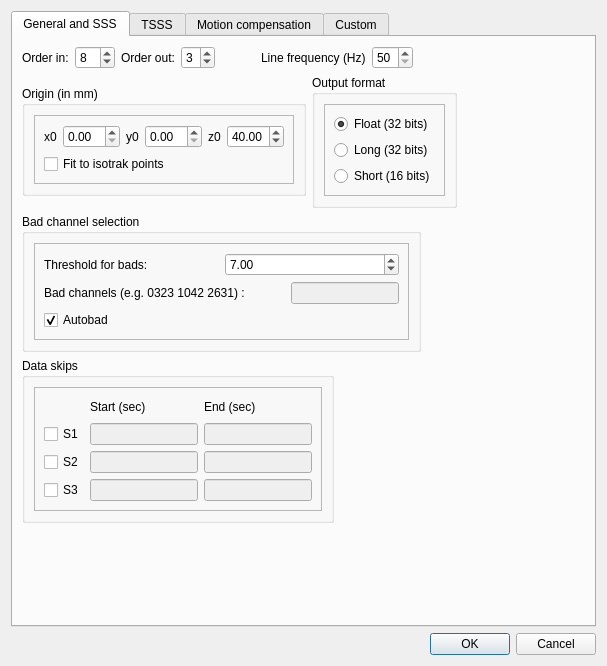
Old version of the form hoksotin/ui/qt4Designer/maxFilterDialog.ui in the repository cibr-jyu/meggie.
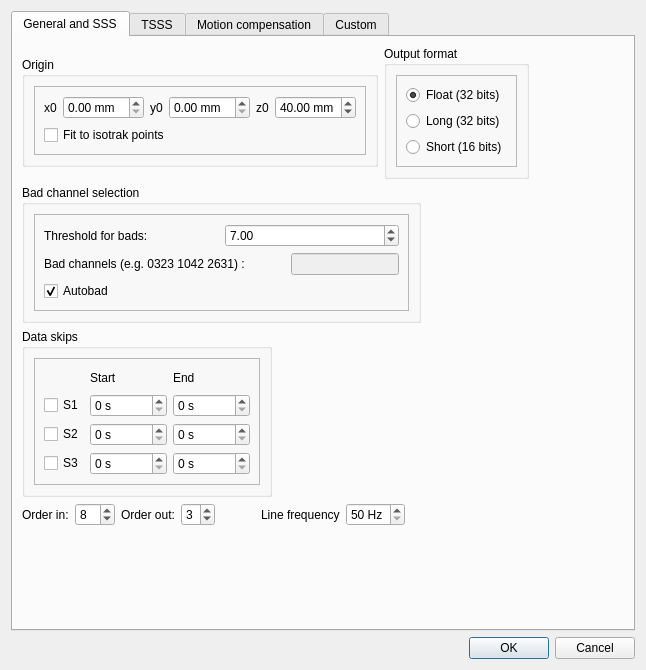
New version of the form.

The edit to the form file:
```diff
--- a/hoksotin/ui/qt4Designer/maxFilterDialog.ui
+++ b/hoksotin/ui/qt4Designer/maxFilterDialog.ui
@@ -9,8 +9,8 @@
    <rect>
     <x>0</x>
     <y>0</y>
-    <width>607</width>
-    <height>666</height>
+    <width>646</width>
+    <height>670</height>
    </rect>
   </property>
   <property name="windowTitle">
@@ -40,84 +40,7 @@
        <property name="fieldGrowthPolicy">
         <enum>QFormLayout::AllNonFixedFieldsGrow</enum>
        </property>
-       <item row="0" column="0">
-        <layout class="QHBoxLayout" name="horizontalLayout_8">
-         <item>
-          <widget class="QLabel" name="labelOrderIn">
-           <property name="text">
-            <string>Order in:</string>
-           </property>
-          </widget>
-         </item>
-         <item>
-          <widget class="QSpinBox" name="spinBoxOrderIn">
-           <property name="minimum">
-            <number>5</number>
-           </property>
-           <property name="maximum">
-            <number>11</number>
-           </property>
-           <property name="value">
-            <number>8</number>
-           </property>
-          </widget>
-         </item>
-         <item>
-          <widget class="QLabel" name="labelOrderOut">
-           <property name="text">
-            <string>Order out:</string>
-           </property>
-          </widget>
-         </item>
-         <item>
-          <widget class="QSpinBox" name="spinBoxOrderOut">
-           <property name="minimum">
-            <number>1</number>
-           </property>
-           <property name="maximum">
-            <number>5</number>
-           </property>
-           <property name="value">
-            <number>3</number>
-           </property>
-          </widget>
-         </item>
-         <item>
-          <spacer name="horizontalSpacer_3">
-           <property name="orientation">
-            <enum>Qt::Horizontal</enum>
-           </property>
-           <property name="sizeHint" stdset="0">
-            <size>
-             <width>40</width>
-             <height>20</height>
-            </size>
-           </property>
-          </spacer>
-         </item>
-         <item>
-          <widget class="QLabel" name="labelLineFreq">
-           <property name="text">
-            <string>Line frequency (Hz)</string>
-           </property>
-          </widget>
-         </item>
-         <item>
-          <widget class="QSpinBox" name="spinBoxLineFreq">
-           <property name="minimum">
-            <number>50</number>
-           </property>
-           <property name="maximum">
-            <number>60</number>
-           </property>
-           <property name="singleStep">
-            <number>10</number>
-           </property>
-          </widget>
-         </item>
-        </layout>
-       </item>
-       <item row="1" column="0">
+       <item row="3" column="0">
         <layout class="QHBoxLayout" name="horizontalLayout_7">
          <item>
           <widget class="QGroupBox" name="groupBoxOrigin">
@@ -128,7 +51,7 @@
             </sizepolicy>
            </property>
            <property name="title">
-            <string>Origin (in mm)</string>
+            <string>Origin</string>
            </property>
            <layout class="QGridLayout" name="gridLayout_4">
             <item row="0" column="0">
@@ -162,7 +85,11 @@
                     </widget>
                    </item>
                    <item>
-                    <widget class="QDoubleSpinBox" name="doubleSpinBoxX0"/>
+                    <widget class="QDoubleSpinBox" name="doubleSpinBoxX0">
+                     <property name="suffix">
+                      <string> mm</string>
+                     </property>
+                    </widget>
                    </item>
                   </layout>
                  </item>
@@ -176,7 +103,11 @@
                     </widget>
                    </item>
                    <item>
-                    <widget class="QDoubleSpinBox" name="doubleSpinBoxY0"/>
+                    <widget class="QDoubleSpinBox" name="doubleSpinBoxY0">
+                     <property name="suffix">
+                      <string> mm</string>
+                     </property>
+                    </widget>
                    </item>
                   </layout>
                  </item>
@@ -191,6 +122,9 @@
                    </item>
                    <item>
                     <widget class="QDoubleSpinBox" name="doubleSpinBoxZ0">
+                     <property name="suffix">
+                      <string> mm</string>
+                     </property>
                      <property name="value">
                       <double>40.000000000000000</double>
                      </property>
@@ -266,7 +200,7 @@
          </item>
         </layout>
        </item>
-       <item row="2" column="0">
+       <item row="4" column="0">
         <widget class="QGroupBox" name="groupBoxBadChannel">
          <property name="title">
           <string>Bad channel selection</string>
@@ -350,7 +284,7 @@
          </layout>
         </widget>
        </item>
-       <item row="3" column="0">
+       <item row="5" column="0">
         <widget class="QGroupBox" name="groupBoxDataSkips">
          <property name="title">
           <string>Data skips</string>
@@ -365,101 +299,115 @@
              <enum>QFrame::Raised</enum>
             </property>
             <layout class="QGridLayout" name="gridLayout_5">
-             <item row="0" column="0">
-              <layout class="QVBoxLayout" name="verticalLayout_6">
-               <item>
-                <layout class="QGridLayout" name="gridLayout" rowstretch="0,0,0,0">
-                 <item row="3" column="0">
-                  <widget class="QCheckBox" name="checkBoxSkip_3">
-                   <property name="text">
-                    <string>S3</string>
-                   </property>
-                  </widget>
-                 </item>
-                 <item row="1" column="3">
-                  <widget class="QLineEdit" name="lineEditSkipEnd_1">
-                   <property name="enabled">
-                    <bool>false</bool>
-                   </property>
-                  </widget>
-                 </item>
-                 <item row="2" column="3">
-                  <widget class="QLineEdit" name="lineEditSkipEnd_2">
-                   <property name="enabled">
-                    <bool>false</bool>
-                   </property>
-                  </widget>
-                 </item>
-                 <item row="3" column="3">
-                  <widget class="QLineEdit" name="lineEditSkipEnd_3">
-                   <property name="enabled">
-                    <bool>false</bool>
-                   </property>
-                  </widget>
-                 </item>
-                 <item row="1" column="0">
-                  <widget class="QCheckBox" name="checkBoxSkip_1">
-                   <property name="text">
-                    <string>S1</string>
-                   </property>
-                  </widget>
-                 </item>
-                 <item row="2" column="0">
-                  <widget class="QCheckBox" name="checkBoxSkip_2">
-                   <property name="text">
-                    <string>S2</string>
-                   </property>
-                  </widget>
-                 </item>
-                 <item row="1" column="1" colspan="2">
-                  <widget class="QLineEdit" name="lineEditSkipStart_1">
-                   <property name="enabled">
-                    <bool>false</bool>
-                   </property>
-                  </widget>
-                 </item>
-                 <item row="0" column="0">
-                  <spacer name="horizontalSpacer">
-                   <property name="orientation">
-                    <enum>Qt::Horizontal</enum>
-                   </property>
-                   <property name="sizeHint" stdset="0">
-                    <size>
-                     <width>40</width>
-                     <height>20</height>
-                    </size>
-                   </property>
-                  </spacer>
-                 </item>
-                 <item row="0" column="1">
-                  <widget class="QLabel" name="label_5">
-                   <property name="text">
-                    <string>Start (sec)</string>
-                   </property>
-                  </widget>
-                 </item>
-                 <item row="0" column="3">
-                  <widget class="QLabel" name="label_6">
-                   <property name="text">
-                    <string>End (sec)</string>
-                   </property>
-                  </widget>
-                 </item>
-                 <item row="2" column="1" colspan="2">
-                  <widget class="QLineEdit" name="lineEditSkipStart_2">
-                   <property name="enabled">
-                    <bool>false</bool>
-                   </property>
-                  </widget>
-                 </item>
-                 <item row="3" column="1" colspan="2">
-                  <widget class="QLineEdit" name="lineEditSkipStart_3">
-                   <property name="enabled">
-                    <bool>false</bool>
-                   </property>
-                  </widget>
-                 </item>
-                </layout>
+             <item row="1" column="0">
+              <layout class="QGridLayout" name="gridLayout_12">
+               <item row="1" column="0">
+                <widget class="QCheckBox" name="checkBoxSkip_1">
+                 <property name="text">
+                  <string>S1</string>
+                 </property>
+                </widget>
+               </item>
+               <item row="2" column="0">
+                <widget class="QCheckBox" name="checkBoxSkip_2">
+                 <property name="text">
+                  <string>S2</string>
+                 </property>
+                </widget>
+               </item>
+               <item row="3" column="2">
+                <widget class="QSpinBox" name="spinBoxSkipEnd_3">
+                 <property name="suffix">
+                  <string> s</string>
+                 </property>
+                 <property name="maximum">
+                  <number>100000</number>
+                 </property>
+                </widget>
+               </item>
+               <item row="3" column="1">
+                <widget class="QSpinBox" name="spinBoxSkipStart_3">
+                 <property name="suffix">
+                  <string> s</string>
+                 </property>
+                 <property name="maximum">
+                  <number>100000</number>
+                 </property>
+                </widget>
+               </item>
+               <item row="3" column="0">
+                <widget class="QCheckBox" name="checkBoxSkip_3">
+                 <property name="text">
+                  <string>S3</string>
+                 </property>
+                </widget>
+               </item>
+               <item row="1" column="2">
+                <widget class="QSpinBox" name="spinBoxSkipEnd_1">
+                 <property name="suffix">
+                  <string> s</string>
+                 </property>
+                 <property name="maximum">
+                  <number>100000</number>
+                 </property>
+                </widget>
+               </item>
+               <item row="0" column="1">
+                <widget class="QLabel" name="label_5">
+                 <property name="text">
+                  <string>Start</string>
+                 </property>
+                </widget>
+               </item>
+               <item row="2" column="1">
+                <widget class="QSpinBox" name="spinBoxSkipStart_2">
+                 <property name="suffix">
+                  <string> s</string>
+                 </property>
+                 <property name="maximum">
+                  <number>100000</number>
+                 </property>
+                </widget>
+               </item>
+               <item row="0" column="0">
+                <spacer name="horizontalSpacer_4">
+                 <property name="orientation">
+                  <enum>Qt::Horizontal</enum>
+                 </property>
+                 <property name="sizeHint" stdset="0">
+                  <size>
+                   <width>40</width>
+                   <height>20</height>
+                  </size>
+                 </property>
+                </spacer>
+               </item>
+               <item row="0" column="2">
+                <widget class="QLabel" name="label_6">
+                 <property name="text">
+                  <string>End</string>
+                 </property>
+                </widget>
+               </item>
+               <item row="1" column="1">
+                <widget class="QSpinBox" name="spinBoxSkipStart_1">
+                 <property name="suffix">
+                  <string> s</string>
+                 </property>
+                 <property name="maximum">
+                  <number>100000</number>
+                 </property>
+                </widget>
+               </item>
+               <item row="2" column="2">
+                <widget class="QSpinBox" name="spinBoxSkipEnd_2">
+                 <property name="suffix">
+                  <string> s</string>
+                 </property>
+                 <property name="maximum">
+                  <number>100000</number>
+                 </property>
+                </widget>
                </item>
               </layout>
              </item>
@@ -469,6 +417,86 @@
          </layout>
         </widget>
        </item>
+       <item row="6" column="0">
+        <layout class="QHBoxLayout" name="horizontalLayout_8">
+         <item>
+          <widget class="QLabel" name="labelOrderIn">
+           <property name="text">
+            <string>Order in:</string>
+           </property>
+          </widget>
+         </item>
+         <item>
+          <widget class="QSpinBox" name="spinBoxOrderIn">
+           <property name="minimum">
+            <number>5</number>
+           </property>
+           <property name="maximum">
+            <number>11</number>
+           </property>
+           <property name="value">
+            <number>8</number>
+           </property>
+          </widget>
+         </item>
+         <item>
+          <widget class="QLabel" name="labelOrderOut">
+           <property name="text">
+            <string>Order out:</string>
+           </property>
+          </widget>
+         </item>
+         <item>
+          <widget class="QSpinBox" name="spinBoxOrderOut">
+           <property name="minimum">
+            <number>1</number>
+           </property>
+           <property name="maximum">
+            <number>5</number>
+           </property>
+           <property name="value">
+            <number>3</number>
+           </property>
+          </widget>
+         </item>
+         <item>
+          <spacer name="horizontalSpacer_3">
+           <property name="orientation">
+            <enum>Qt::Horizontal</enum>
+           </property>
+           <property name="sizeHint" stdset="0">
+            <size>
+             <width>40</width>
+             <height>20</height>
+            </size>
+           </property>
+          </spacer>
+         </item>
+         <item>
+          <widget class="QLabel" name="labelLineFreq">
+           <property name="text">
+            <string>Line frequency</string>
+           </property>
+          </widget>
+         </item>
+         <item>
+          <widget class="QSpinBox" name="spinBoxLineFreq">
+           <property name="suffix">
+            <string> Hz</string>
+           </property>
+           <property name="minimum">
+            <number>50</number>
+           </property>
+           <property name="maximum">
+            <number>60</number>
+           </property>
+           <property name="singleStep">
+            <number>10</number>
+           </property>
+          </widget>
+         </item>
+        </layout>
+       </item>
       </layout>
      </widget>
      <widget class="QWidget" name="tabTSSS">
```
Left out of the diff: 146 changed lines with no effect on the pictures.
